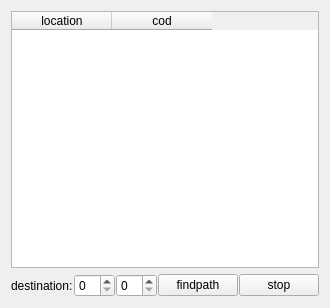
This is SaSH/form/mapform.ui in bestkakkoii/SaSH as Qt 5 draws it before an edit. The edited form follows.
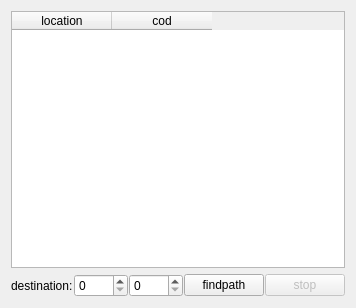
This is the edited form.

```diff
--- a/SaSH/form/mapform.ui
+++ b/SaSH/form/mapform.ui
@@ -6,7 +6,7 @@
    <rect>
     <x>0</x>
     <y>0</y>
-    <width>293</width>
+    <width>317</width>
     <height>308</height>
    </rect>
   </property>
@@ -44,10 +44,18 @@
       </widget>
      </item>
      <item>
-      <widget class="QSpinBox" name="spinBox_findpath_x"/>
+      <widget class="QSpinBox" name="spinBox_findpath_x">
+       <property name="maximum">
+        <number>1500</number>
+       </property>
+      </widget>
      </item>
      <item>
-      <widget class="QSpinBox" name="spinBox_findpath_y"/>
+      <widget class="QSpinBox" name="spinBox_findpath_y">
+       <property name="maximum">
+        <number>1500</number>
+       </property>
+      </widget>
      </item>
      <item>
       <widget class="QPushButton" name="pushButton_findpath_start">
@@ -58,6 +66,9 @@
      </item>
      <item>
       <widget class="QPushButton" name="pushButton_findpath_stop">
+       <property name="enabled">
+        <bool>false</bool>
+       </property>
        <property name="text">
         <string>stop</string>
        </property>
```
Left out of the diff: 9 changed lines with no effect on the pictures.
